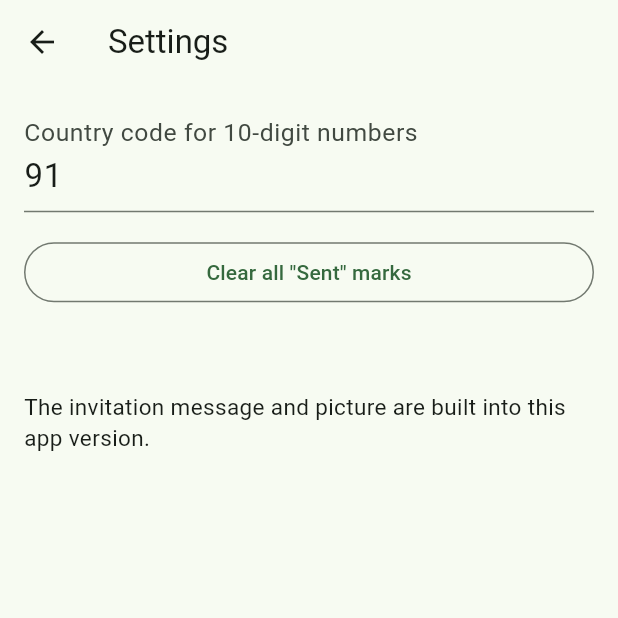
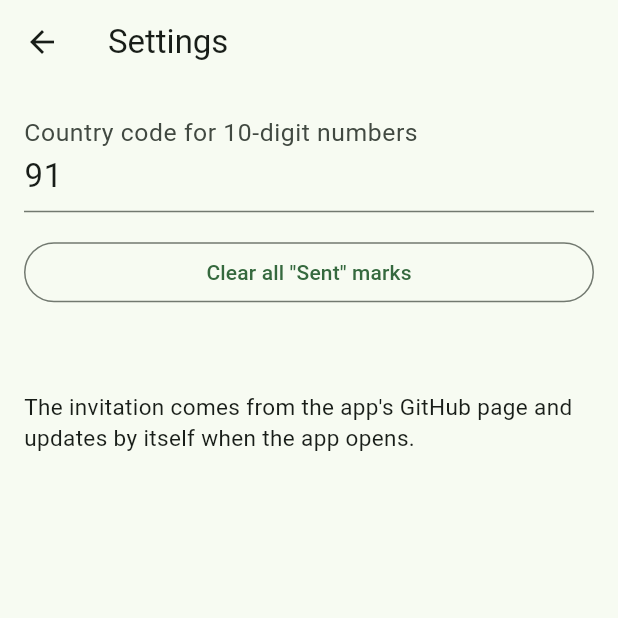
Before and after one commit to apzscorpion/simple-whatsapp-inviter-accessibility, a Flutter app: the screen it shows after launch, after a tap on the "settings" icon, on a phone screen of 412 x 824 dp, the top half of it. Run offline on Flutter 3.47's test engine with Material 3 defaults, Android fonts, the phone set to English and light mode, and no system bars; our stand-ins replace flutter_contacts, shared_preferences; network calls fail; statements that could not run were skipped.

Commit message:
Invitation updates itself from the repo: no app update needed for a new message or picture
Downloads assets/invitation/message.txt and card.jpg on open and on return to the app,
keeps the last copy for offline, and falls back to the copy built into the APK.

Co-Authored-By: Claude Opus 5.5 <noreply@anthropic.com>

```diff
--- a/lib/main.dart
+++ b/lib/main.dart
@@ -1,8 +1,10 @@
+import 'dart:convert';
 import 'dart:io';
 
 import 'package:flutter/material.dart';
 import 'package:flutter/services.dart';
 import 'package:flutter_contacts/flutter_contacts.dart';
+import 'package:http/http.dart' as http;
 import 'package:path_provider/path_provider.dart';
 import 'package:shared_preferences/shared_preferences.dart';
 import 'package:url_launcher/url_launcher.dart';
@@ -17,9 +19,14 @@ const _green = Color(0xFF1B7F3B);
 /// The invitation picture, copied out of the app so WhatsApp can be handed it.
 Future<File> imageFile() async => File('${(await getApplicationSupportDirectory()).path}/invite_image');
 
-/// The invitation is built into the app (assets/invitation/): message.txt, and card.jpg if there is one.
-/// Nothing is typed or downloaded on the phone, so nothing can be lost there.
-Future<String> loadInvitation() async {
+// The API, not raw.githubusercontent.com, so an edit reaches phones at once instead of after a 5-minute cache.
+const _invitationUrl = 'https://api.github.com/repos/apzscorpion/simple-whatsapp-inviter-accessibility/contents/assets/invitation';
+
+String _clean(String message) => message.replaceAll('\r', '').trim();
+
+/// The invitation built into the app (assets/invitation/: message.txt, and card.jpg if there is one).
+/// Used until the first download from the repo works.
+Future<String> builtInInvitation() async {
   final img = await imageFile();
   try {
     final data = await rootBundle.load('assets/invitation/card.jpg');
@@ -27,7 +34,35 @@ Future<String> loadInvitation() async {
   } catch (_) {
     if (await img.exists()) await img.delete(); // no card in this version
   }
-  return (await rootBundle.loadString('assets/invitation/message.txt')).replaceAll('\r', '').trim();
+  return _clean(await rootBundle.loadString('assets/invitation/message.txt'));
+}
+
+/// The same files from the repo, so an edit on github.com reaches every phone without an app update.
+/// Saves the picture and returns the message; null when offline or GitHub didn't answer (keep what we have).
+Future<String?> downloadInvitation() async {
+  Future<http.Response> get(String file) => http
+      .get(Uri.parse('$_invitationUrl/$file'), headers: {'Accept': 'application/vnd.github.raw'})
+      .timeout(const Duration(seconds: 60));
+  try {
+    final m = await get('message.txt');
+    final message = m.statusCode == 200 ? _clean(utf8.decode(m.bodyBytes)) : '';
+    if (message.isEmpty) return null;
+    final c = await get('card.jpg');
+    final img = await imageFile();
+    if (c.statusCode == 200) {
+      // Written aside, then swapped in, so a send at this moment never gets half a picture.
+      final tmp = File('${img.path}.new');
+      await tmp.writeAsBytes(c.bodyBytes, flush: true);
+      await tmp.rename(img.path);
+    } else if (c.statusCode == 404) {
+      if (await img.exists()) await img.delete(); // picture removed from the repo
+    } else {
+      return null;
+    }
+    return message;
+  } catch (_) {
+    return null;
+  }
 }
 
 class InviterApp extends StatelessWidget {
@@ -93,7 +128,11 @@ class _HomePageState extends State<HomePage> with WidgetsBindingObserver {
 
   @override
   void didChangeAppLifecycleState(AppLifecycleState state) {
-    if (state == AppLifecycleState.resumed) _checkAutoSend(); // back from Accessibility settings
+    if (state != AppLifecycleState.resumed) return;
+    _checkAutoSend(); // back from Accessibility settings
+    // The app can stay open for days: pick up invitation edits when it comes back to the screen. Not while
+    // a send is running, since returning from WhatsApp also lands here.
+    if (!_sending) _refreshInvitation();
   }
 
   Future<void> _checkAutoSend() async {
@@ -105,8 +144,16 @@ class _HomePageState extends State<HomePage> with WidgetsBindingObserver {
     _prefs = await SharedPreferences.getInstance();
     _sent = (_prefs.getStringList('sent') ?? []).toSet();
     _checkAutoSend();
-    _message = await loadInvitation();
+    _message = _prefs.getString('message') ?? await builtInInvitation();
+    _refreshInvitation(); // in the background; the saved copy works offline
     await _loadContacts();
+  }
+
+  Future<void> _refreshInvitation() async {
+    final m = await downloadInvitation();
+    if (m == null) return;
+    await _prefs.setString('message', m);
+    _message = m;
   }
 
   Future<void> _loadContacts() async {
@@ -349,7 +396,7 @@ class _SettingsPageState extends State<SettingsPage> {
           const SizedBox(height: 8),
           Text(_result, style: const TextStyle(fontSize: 16)),
           const SizedBox(height: 24),
-          const Text('The invitation message and picture are built into this app version.', style: TextStyle(fontSize: 15)),
+          const Text("The invitation comes from the app's GitHub page and updates by itself when the app opens.", style: TextStyle(fontSize: 15)),
         ]),
       );
 }
--- a/pubspec.yaml
+++ b/pubspec.yaml
@@ -36,6 +36,7 @@ dependencies:
   cupertino_icons: ^1.0.8
   flutter_contacts: ^2.6.0
   shared_preferences: ^2.5.6
+  http: ^1.6.0
   path_provider: ^2.1.6
   url_launcher: ^6.3.3
 
```
Also changed, not shown: pubspec.lock, 1 other file.
